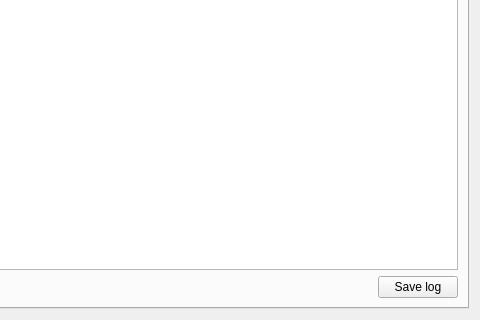
Old version of the form botfather/gui/botwidget.ui in the repository botfatherio/botfather; both pictures show x 358 to 838 and y 245 to 565 of the 838 by 565 pixel window.
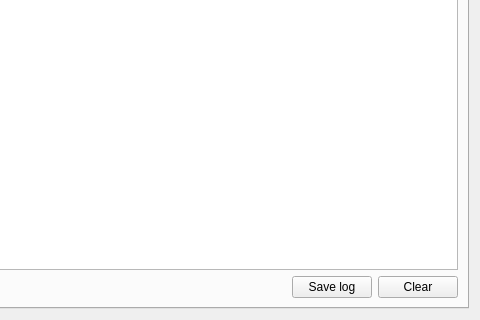
New version of the form.

Commit message: Add a clear log button to the botwidget

```diff
--- a/botfather/gui/botwidget.ui
+++ b/botfather/gui/botwidget.ui
@@ -64,6 +64,13 @@
            </property>
           </widget>
          </item>
+         <item>
+          <widget class="QPushButton" name="clear_log">
+           <property name="text">
+            <string>Clear</string>
+           </property>
+          </widget>
+         </item>
         </layout>
        </item>
       </layout>
```
The commit also changes 1 other file.
